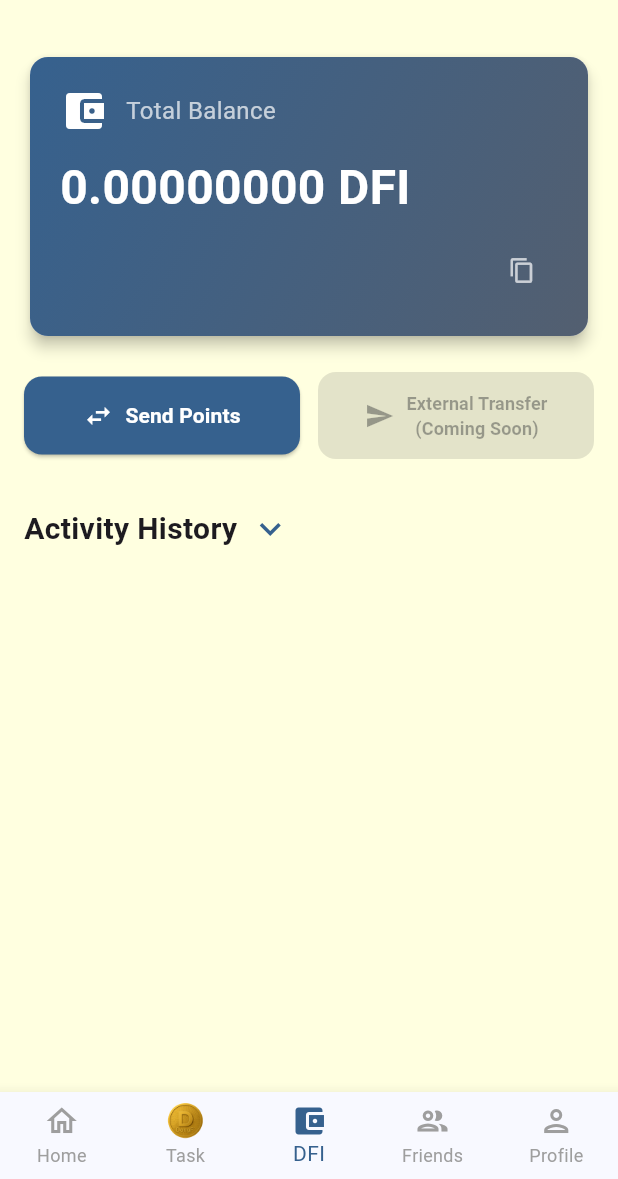
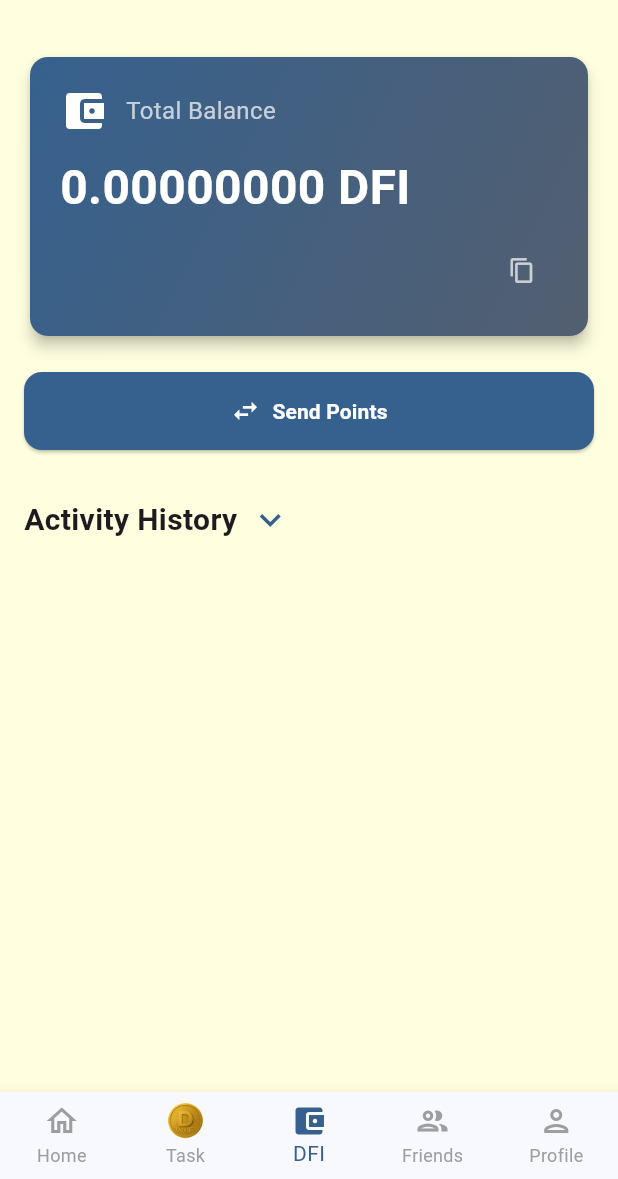
Before and after one commit to huyhuyhuy/app_coinz, a Flutter app: the MainScreen screen opened directly, item 3 of the bottom bar chosen, on a phone screen of 412 x 824 dp, the part 57-1236 px from its top. Run offline on Flutter 3.47's test engine with Material 3 defaults, Android fonts, the phone set to English and light mode, and no system bars; drawn by our look-alikes of google_mobile_ads; our stand-ins replace google_fonts, image_cropper, image_picker, shared_preferences, sqflite, supabase_flutter and 2 more; accounts and stored records are empty; network calls fail; statements that could not run were skipped.

Commit message:
1.0.6 ok

```diff
--- a/lib/screens/tabs/wallet_tab.dart
+++ b/lib/screens/tabs/wallet_tab.dart
@@ -327,11 +327,8 @@ class _WalletTabState extends State<WalletTab> {
               const SizedBox(height: 20),
 
               // Transfer Buttons
-              Row(
-                children: [
               // Internal Transfer Button
-                  Expanded(
-                    child: ElevatedButton.icon(
+              ElevatedButton.icon(
                 onPressed: () => _showInternalTransferDialog(context),
                 icon: const Icon(Icons.swap_horiz, size: 20),
                 label: Text(
@@ -349,34 +346,33 @@ class _WalletTabState extends State<WalletTab> {
                   shape: RoundedRectangleBorder(
                     borderRadius: BorderRadius.circular(12),
                   ),
+                  minimumSize: const Size(double.infinity, 50),
                 ),
               ),
-                  ),
-                  const SizedBox(width: 12),
-                  // External Transfer Button (Coming Soon)
-                  Expanded(
-                    child: ElevatedButton.icon(
-                      onPressed: null,
-                      icon: const Icon(Icons.send, size: 20),
-                      label: Text(
-                        '${localizations.transferToBNB}\n(${localizations.comingSoon})',
-                        style: GoogleFonts.roboto(
-                          fontSize: 12,
-                          fontWeight: FontWeight.w600,
-                        ),
-                        textAlign: TextAlign.center,
-                        maxLines: 2,
-                      ),
-                      style: ElevatedButton.styleFrom(
-                        padding: const EdgeInsets.symmetric(vertical: 12),
-                        shape: RoundedRectangleBorder(
-                          borderRadius: BorderRadius.circular(12),
-                        ),
-                      ),
-                    ),
-                  ),
-                ],
-              ),
+
+              // ✅ HIDDEN: External Transfer Button (Coming Soon) - Rejected by Apple
+              // const SizedBox(width: 12),
+              // Expanded(
+              //   child: ElevatedButton.icon(
+              //     onPressed: null,
+              //     icon: const Icon(Icons.send, size: 20),
+              //     label: Text(
+              //       '${localizations.transferToBNB}\n(${localizations.comingSoon})',
+              //       style: GoogleFonts.roboto(
+              //         fontSize: 12,
+              //         fontWeight: FontWeight.w600,
+              //       ),
+              //       textAlign: TextAlign.center,
+              //       maxLines: 2,
+              //     ),
+              //     style: ElevatedButton.styleFrom(
+              //       padding: const EdgeInsets.symmetric(vertical: 12),
+              //       shape: RoundedRectangleBorder(
+              //         borderRadius: BorderRadius.circular(12),
+              //       ),
+              //     ),
+              //   ),
+              // ),
 
               const SizedBox(height: 24),
 
```
Also changed, not shown: lib/screens/main_screen.dart (+24 -23 lines). Lines whose indentation alone changed are shown as unchanged.
